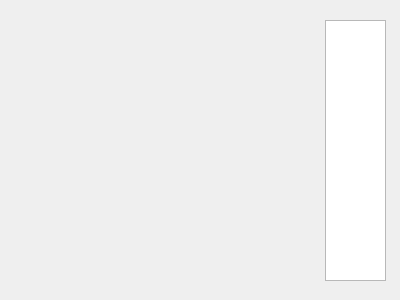
Before: the Qt Designer form controls/editortabfont.ui in riuson/lcd-image-converter, drawn with Qt 5.
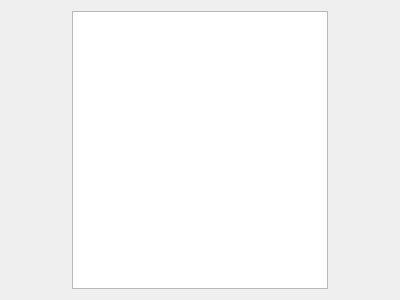
After: the same form once the commit is applied.

```diff
--- a/controls/editortabfont.ui
+++ b/controls/editortabfont.ui
@@ -13,16 +13,24 @@
   <property name="windowTitle">
    <string>Form</string>
   </property>
-  <widget class="QListWidget" name="listWidget">
-   <property name="geometry">
-    <rect>
-     <x>325</x>
-     <y>20</y>
-     <width>61</width>
-     <height>261</height>
-    </rect>
-   </property>
-  </widget>
+  <layout class="QHBoxLayout" name="horizontalLayout">
+   <item>
+    <widget class="QListWidget" name="listWidgetCharacters">
+     <property name="sizePolicy">
+      <sizepolicy hsizetype="Fixed" vsizetype="Expanding">
+       <horstretch>0</horstretch>
+       <verstretch>0</verstretch>
+      </sizepolicy>
+     </property>
+     <property name="alternatingRowColors">
+      <bool>true</bool>
+     </property>
+     <property name="uniformItemSizes">
+      <bool>true</bool>
+     </property>
+    </widget>
+   </item>
+  </layout>
  </widget>
  <resources/>
  <connections/>
```
